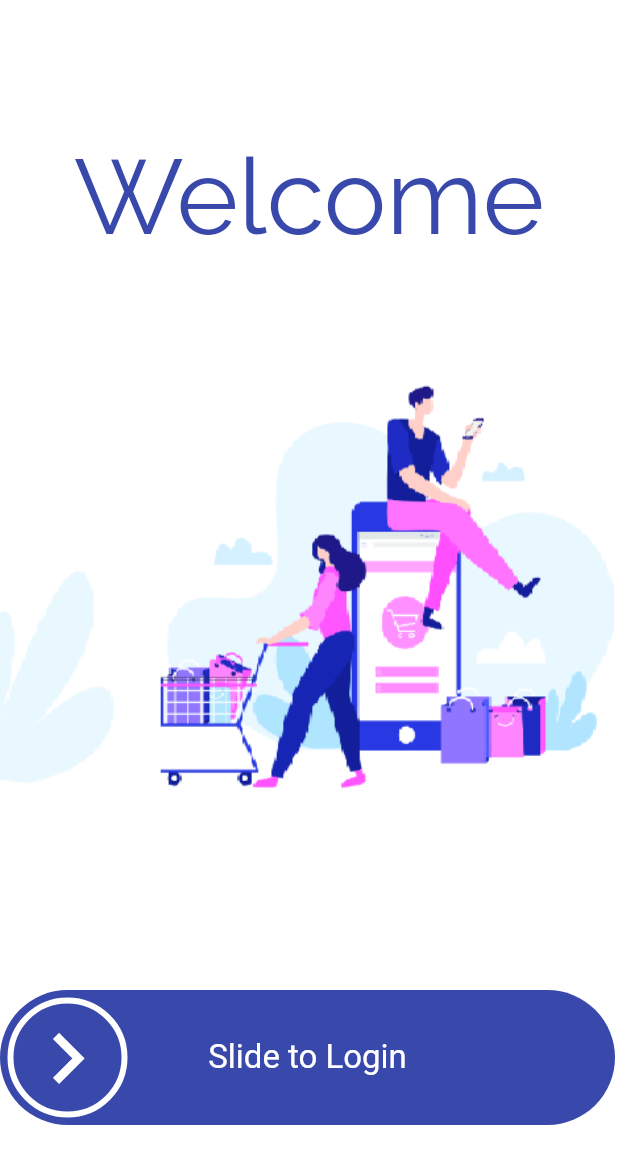
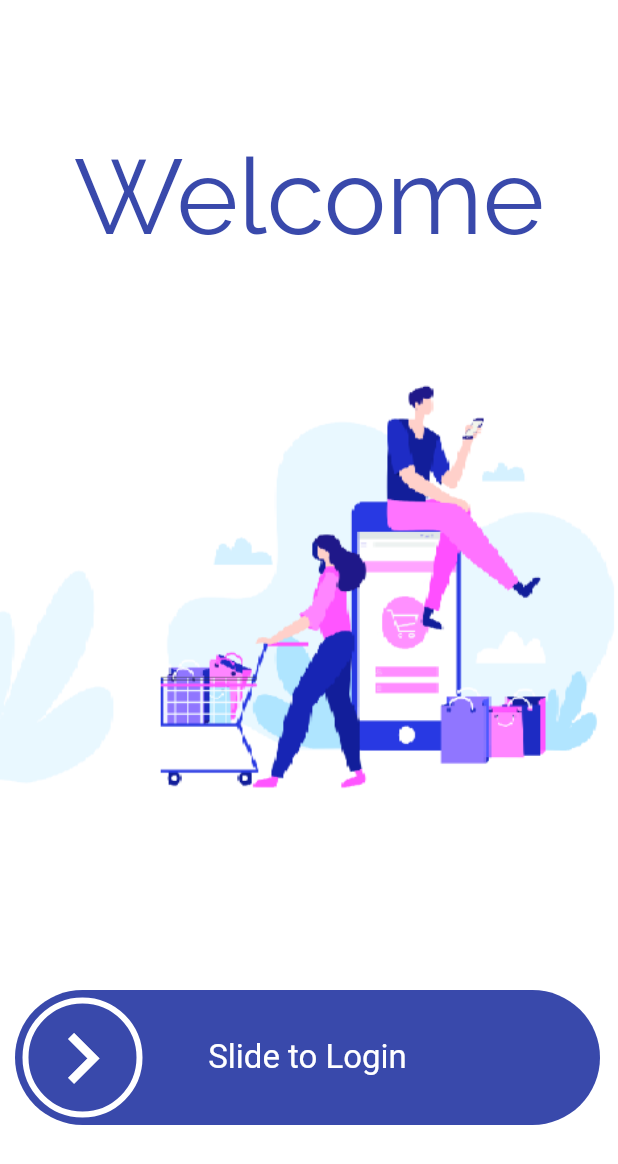
Before and after one commit to Mohit77789/E-Commerce-App, a Flutter app: the screen it shows after launch, on a phone screen of 412 x 824 dp. Shown: the top 1164 px of the screen. Run offline on Flutter 3.47's test engine with Material 2 defaults, Android fonts, the phone set to English and light mode, and no system bars; our stand-ins replace google_fonts.

Commit message:
Update slider.dart

```diff
--- a/ecommerce/lib/widgets/slider.dart
+++ b/ecommerce/lib/widgets/slider.dart
@@ -17,7 +17,7 @@ class ConfirmationSlider extends StatefulWidget {
   const ConfirmationSlider(
       {Key? key,
       this.height = 90,
-      this.width = 410,
+      this.width = 390,
       required this.backgroundColor,
       required this.backgroundColorEnd,
       required this.foregroundColor,
@@ -97,7 +97,7 @@ class ConfirmationSliderState extends State<ConfirmationSlider> {
     style = widget.textStyle;
 
     return Padding(
-      padding: const EdgeInsets.only(top: 660, bottom: 60),
+      padding: const EdgeInsets.only(top: 660, bottom: 60, left: 10, right: 10),
       child: AnimatedContainer(
         duration: Duration(milliseconds: _duration),
         curve: Curves.ease,
```
